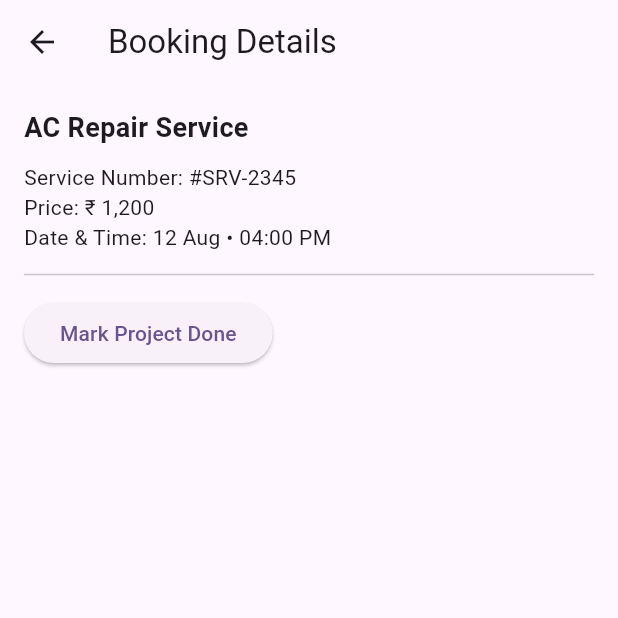
After one commit to fwdAndroid/eetinal_visit, a Flutter app: the screen it shows after launch, item 3 of the bottom bar chosen, after a tap on "AC Repair Service", on a phone screen of 412 x 824 dp, the top half of it. The commit adds this screen. Run offline on Flutter 3.47's test engine with Material 3 defaults, Android fonts, the phone set to English and light mode, and no system bars; our stand-ins replace dotted_border, image_picker, intl_phone_field, share_plus, sign_in_button and 1 more; missing offline and left inert: dart:ffi; network calls fail.

Commit message:
Booking Screens

```diff
--- a/lib/screens/common_pages/main_dashboard.dart
+++ b/lib/screens/common_pages/main_dashboard.dart
@@ -1,6 +1,8 @@
 import 'dart:async';
 import 'dart:io';
 
+import 'package:eetinal_visit/screens/provider_section/provider_pages/provider_booking_screen.dart';
+import 'package:eetinal_visit/screens/user_section/user_pages/user_booking_screen.dart';
 import 'package:eetinal_visit/utils/colors.dart';
 import 'package:flutter/material.dart';
 import 'package:flutter/services.dart';
@@ -45,6 +47,7 @@ class _MainDashboardState extends State<MainDashboard> {
     _userScreens = const [
       UserHomeScreen(),
       UserSearchScreen(),
+      UserBookingScreen(),
       UserChatScreen(),
       UserFavouriteScreen(),
       UserAccountScreen(),
@@ -53,6 +56,7 @@ class _MainDashboardState extends State<MainDashboard> {
     _providerScreens = const [
       ProviderHomeScreen(),
       ProviderSearchScreen(),
+      ProviderBookingScreen(),
       ProviderChatScreen(),
       ProviderFavouriteScreen(),
       ProviderAccountScreen(),
@@ -91,6 +95,10 @@ class _MainDashboardState extends State<MainDashboard> {
             BottomNavigationBarItem(
               icon: Icon(Icons.search, size: 25),
               label: "Search",
+            ),
+             BottomNavigationBarItem(
+              icon: Icon(Icons.library_books, size: 25),
+              label: "Booking",
             ),
             BottomNavigationBarItem(
               icon: Icon(Icons.chat_bubble_outline, size: 25),
--- /dev/null
+++ b/lib/screens/provider_section/provider_pages/provider_booking_screen.dart
@@ -0,0 +1,15 @@
+import 'package:flutter/cupertino.dart';
+
+class ProviderBookingScreen extends StatefulWidget {
+  const ProviderBookingScreen({super.key});
+
+  @override
+  State<ProviderBookingScreen> createState() => _ProviderBookingScreenState();
+}
+
+class _ProviderBookingScreenState extends State<ProviderBookingScreen> {
+  @override
+  Widget build(BuildContext context) {
+    return const Placeholder();
+  }
+}
--- /dev/null
+++ b/lib/screens/user_section/booking/booking_status/booking_list.dart
@@ -0,0 +1,30 @@
+import 'package:eetinal_visit/screens/user_section/detail_screens_user_section/booking_detail_screen.dart';
+import 'package:eetinal_visit/widgets/booking_card.dart';
+import 'package:flutter/cupertino.dart';
+import 'package:flutter/material.dart';
+
+class BookingList extends StatelessWidget {
+  final String status;
+  const BookingList({super.key, required this.status});
+
+  @override
+  Widget build(BuildContext context) {
+    return ListView.builder(
+      padding: const EdgeInsets.all(12),
+      itemCount: 5, // replace with API data
+      itemBuilder: (context, index) {
+        return BookingCard(
+          status: status,
+          onTap: () {
+            Navigator.push(
+              context,
+              MaterialPageRoute(
+                builder: (_) => BookingDetailScreen(status: status),
+              ),
+            );
+          },
+        );
+      },
+    );
+  }
+}
--- /dev/null
+++ b/lib/screens/user_section/detail_screens_user_section/booking_detail_screen.dart
@@ -0,0 +1,61 @@
+import 'package:flutter/material.dart';
+
+class BookingDetailScreen extends StatelessWidget {
+  final String status;
+  const BookingDetailScreen({super.key, required this.status});
+
+  @override
+  Widget build(BuildContext context) {
+    return Scaffold(
+      appBar: AppBar(title: const Text("Booking Details")),
+      body: Padding(
+        padding: const EdgeInsets.all(16),
+        child: Column(
+          crossAxisAlignment: CrossAxisAlignment.start,
+          children: [
+            const Text("AC Repair Service",
+                style: TextStyle(fontSize: 18, fontWeight: FontWeight.bold)),
+            const SizedBox(height: 10),
+            const Text("Service Number: #SRV-2345"),
+            const Text("Price: ₹ 1,200"),
+            const Text("Date & Time: 12 Aug • 04:00 PM"),
+            const Divider(height: 30),
+
+            /// Only for IN PROGRESS
+            if (status == "in_progress")
+              ElevatedButton(
+                onPressed: () {
+                  // update status to completed
+                },
+                child: const Text("Mark Project Done"),
+              ),
+
+            /// Only for COMPLETED
+            if (status == "completed") ...[
+              const SizedBox(height: 20),
+              const Text("Leave a Review",
+                  style: TextStyle(fontWeight: FontWeight.bold)),
+              const SizedBox(height: 8),
+              TextField(
+                maxLines: 3,
+                decoration: InputDecoration(
+                  hintText: "Write your review",
+                  border: OutlineInputBorder(
+                    borderRadius: BorderRadius.circular(8),
+                  ),
+                ),
+              ),
+              const SizedBox(height: 10),
+              ElevatedButton(
+                onPressed: () {
+                  // submit review
+                },
+                child: const Text("Submit Review"),
+              )
+            ],
+          ],
+        ),
+      ),
+    );
+  }
+}
--- /dev/null
+++ b/lib/screens/user_section/user_pages/user_booking_screen.dart
@@ -0,0 +1,42 @@
+import 'package:eetinal_visit/screens/user_section/booking/booking_status/booking_list.dart';
+import 'package:eetinal_visit/utils/colors.dart';
+import 'package:flutter/cupertino.dart';
+import 'package:flutter/material.dart';
+
+class UserBookingScreen extends StatefulWidget {
+  const UserBookingScreen({super.key});
+
+  @override
+  State<UserBookingScreen> createState() => _UserBookingScreenState();
+}
+
+class _UserBookingScreenState extends State<UserBookingScreen> {
+  @override
+  Widget build(BuildContext context) {
+    return DefaultTabController(
+      length: 3,
+      child: Scaffold(
+        appBar: AppBar(
+          backgroundColor: mainColor,
+          title: const Text("My Bookings",style: TextStyle(color: Colors.white),),
+          bottom: const TabBar(
+            tabs: [
+              Tab(text: "In Progress"),
+              Tab(text: "Completed"),
+              Tab(text: "Pending"),
+            ],
+            indicatorColor: Colors.white,
+            labelColor: Colors.white,
+          ),
+        ),
+        body: const TabBarView(
+          children: [
+            BookingList(status: "in_progress"),
+            BookingList(status: "completed"),
+            BookingList(status: "pending"),
+          ],
+        ),
+      ),
+    );
+  }
+}
--- /dev/null
+++ b/lib/widgets/booking_card.dart
@@ -0,0 +1,90 @@
+import 'package:flutter/cupertino.dart';
+import 'package:flutter/material.dart';
+
+class BookingCard extends StatelessWidget {
+  final String status;
+  final VoidCallback onTap;
+
+  const BookingCard({super.key, required this.status, required this.onTap});
+
+  Color get badgeColor {
+    switch (status) {
+      case "completed":
+        return Colors.green;
+      case "pending":
+        return Colors.orange;
+      default:
+        return Colors.blue;
+    }
+  }
+
+  String get badgeText {
+    switch (status) {
+      case "completed":
+        return "Completed";
+      case "pending":
+        return "Pending";
+      default:
+        return "Started";
+    }
+  }
+
+  @override
+  Widget build(BuildContext context) {
+    return GestureDetector(
+      onTap: onTap,
+      child: Card(
+        margin: const EdgeInsets.only(bottom: 12),
+        child: Padding(
+          padding: const EdgeInsets.all(12),
+          child: Row(
+            children: [
+              ClipRRect(
+                borderRadius: BorderRadius.circular(8),
+                child: Image.network(
+                  "https://picsum.photos/200",
+                  width: 80,
+                  height: 80,
+                  fit: BoxFit.cover,
+                ),
+              ),
+              const SizedBox(width: 12),
+              Expanded(
+                child: Column(
+                  crossAxisAlignment: CrossAxisAlignment.start,
+                  children: [
+                    Row(
+                      children: [
+                        Text("AC Repair Service",
+                            style: const TextStyle(
+                                fontWeight: FontWeight.bold)),
+                        const Spacer(),
+                        Container(
+                          padding: const EdgeInsets.symmetric(
+                              horizontal: 8, vertical: 4),
+                          decoration: BoxDecoration(
+                            color: badgeColor,
+                            borderRadius: BorderRadius.circular(6),
+                          ),
+                          child: Text(
+                            badgeText,
+                            style: const TextStyle(
+                                color: Colors.white, fontSize: 12),
+                          ),
+                        )
+                      ],
+                    ),
+                    const SizedBox(height: 6),
+                    const Text("Service No: #SRV-2345"),
+                    const SizedBox(height: 4),
+                    const Text("₹ 1,200 • 12 Aug 2025 • 04:00 PM"),
+                  ],
+                ),
+              )
+            ],
+          ),
+        ),
+      ),
+    );
+  }
+}
```
